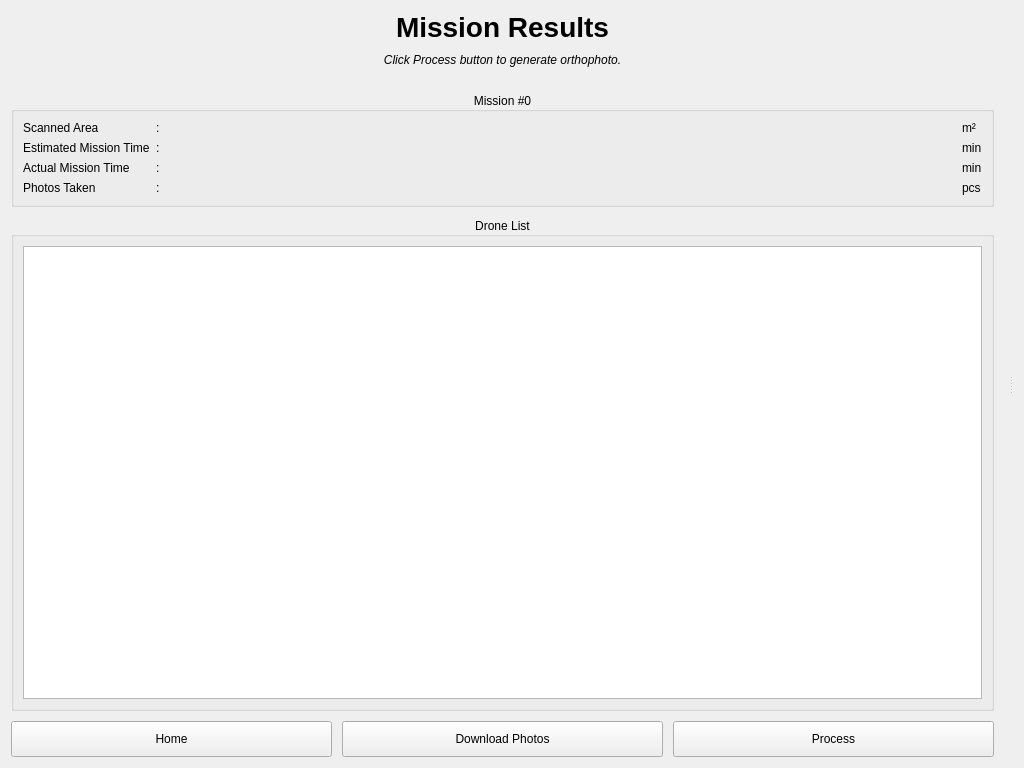
First picture: the form in UI/Postflight/post_design.ui, repository cmpe-DroneLab/GeoFly3D, before the edit.
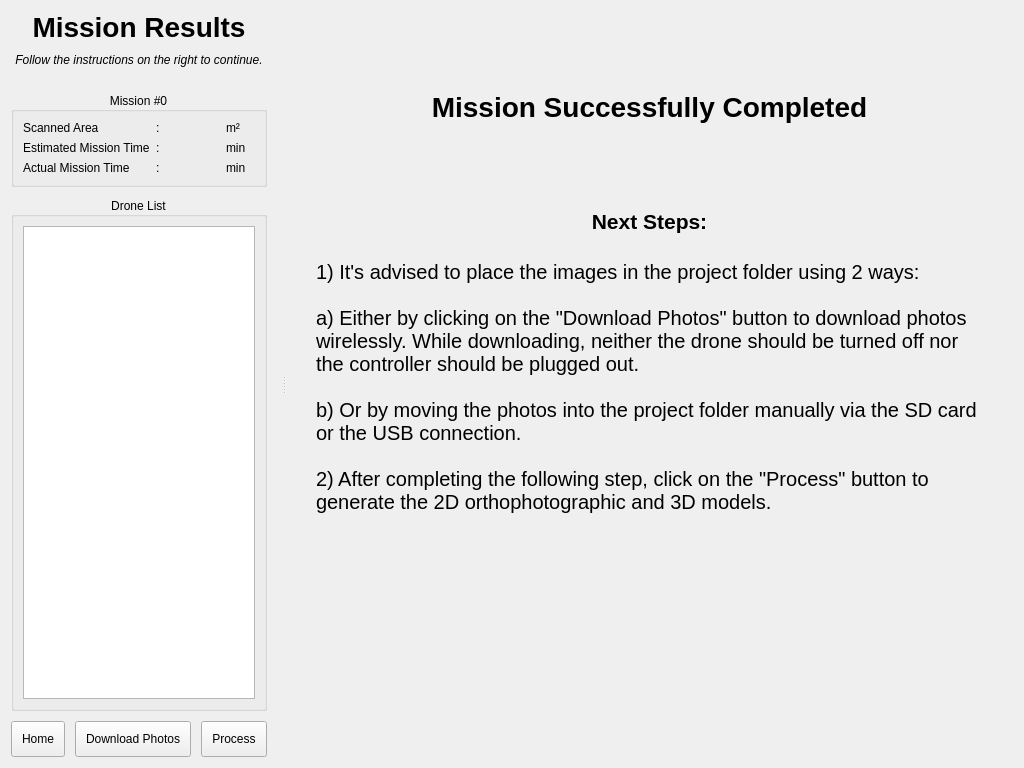
Second picture: the form after the edit. Icons and pictures are not drawn.

Commit message: - Improved Postflight Screen

What changed in the file:
```diff
--- a/UI/Postflight/post_design.ui
+++ b/UI/Postflight/post_design.ui
@@ -57,7 +57,7 @@
           </font>
          </property>
          <property name="text">
-          <string>Click Process button to generate orthophoto.</string>
+          <string>Follow the instructions on the right to continue.</string>
          </property>
          <property name="alignment">
           <set>Qt::AlignCenter</set>
@@ -88,38 +88,7 @@
          <property name="alignment">
           <set>Qt::AlignCenter</set>
          </property>
-         <layout class="QGridLayout" name="gridLayout" columnstretch="0,0,1,0">
-          <item row="4" column="3">
-           <widget class="QLabel" name="photos_taken_unit">
-            <property name="text">
-             <string>pcs</string>
-            </property>
-           </widget>
-          </item>
-          <item row="2" column="2">
-           <widget class="QLabel" name="actual_mission_time_value">
-            <property name="text">
-             <string/>
-            </property>
-            <property name="alignment">
-             <set>Qt::AlignRight|Qt::AlignTrailing|Qt::AlignVCenter</set>
-            </property>
-           </widget>
-          </item>
-          <item row="0" column="3">
-           <widget class="QLabel" name="scanned_area_unit">
-            <property name="text">
-             <string>m²</string>
-            </property>
-           </widget>
-          </item>
-          <item row="0" column="1">
-           <widget class="QLabel" name="colon_1">
-            <property name="text">
-             <string>:</string>
-            </property>
-           </widget>
-          </item>
+         <layout class="QGridLayout" name="gridLayout" columnstretch="0,0,0,0">
           <item row="0" column="2">
            <widget class="QLabel" name="scanned_area_value">
             <property name="text">
@@ -130,15 +99,15 @@
             </property>
            </widget>
           </item>
-          <item row="4" column="0">
-           <widget class="QLabel" name="photos_taken_label">
+          <item row="1" column="0">
+           <widget class="QLabel" name="estimated_mission_time_label">
             <property name="text">
-             <string>Photos Taken</string>
+             <string>Estimated Mission Time</string>
             </property>
            </widget>
           </item>
-          <item row="4" column="2">
-           <widget class="QLabel" name="photos_taken_value">
+          <item row="2" column="2">
+           <widget class="QLabel" name="actual_mission_time_value">
             <property name="text">
              <string/>
             </property>
@@ -154,13 +123,6 @@
             </property>
            </widget>
           </item>
-          <item row="0" column="0">
-           <widget class="QLabel" name="scanned_area_label">
-            <property name="text">
-             <string>Scanned Area</string>
-            </property>
-           </widget>
-          </item>
           <item row="2" column="0">
            <widget class="QLabel" name="actual_mission_time_label">
             <property name="text">
@@ -168,34 +130,6 @@
             </property>
            </widget>
           </item>
-          <item row="1" column="0">
-           <widget class="QLabel" name="estimated_mission_time_label">
-            <property name="text">
-             <string>Estimated Mission Time</string>
-            </property>
-           </widget>
-          </item>
-          <item row="1" column="1">
-           <widget class="QLabel" name="colon_2">
-            <property name="text">
-             <string>:</string>
-            </property>
-           </widget>
-          </item>
-          <item row="2" column="1">
-           <widget class="QLabel" name="colon_3">
-            <property name="text">
-             <string>:</string>
-            </property>
-           </widget>
-          </item>
-          <item row="4" column="1">
-           <widget class="QLabel" name="colon_4">
-            <property name="text">
-             <string>:</string>
-            </property>
-           </widget>
-          </item>
           <item row="1" column="2">
            <widget class="QLabel" name="estimated_mission_time_value">
             <property name="text">
@@ -206,6 +140,13 @@
             </property>
            </widget>
           </item>
+          <item row="1" column="1">
+           <widget class="QLabel" name="colon_2">
+            <property name="text">
+             <string>:</string>
+            </property>
+           </widget>
+          </item>
           <item row="1" column="3">
            <widget class="QLabel" name="estimated_mission_time_unit">
             <property name="text">
@@ -213,6 +154,34 @@
             </property>
            </widget>
           </item>
+          <item row="0" column="3">
+           <widget class="QLabel" name="scanned_area_unit">
+            <property name="text">
+             <string>m²</string>
+            </property>
+           </widget>
+          </item>
+          <item row="0" column="0">
+           <widget class="QLabel" name="scanned_area_label">
+            <property name="text">
+             <string>Scanned Area</string>
+            </property>
+           </widget>
+          </item>
+          <item row="0" column="1">
+           <widget class="QLabel" name="colon_1">
+            <property name="text">
+             <string>:</string>
+            </property>
+           </widget>
+          </item>
+          <item row="2" column="1">
+           <widget class="QLabel" name="colon_3">
+            <property name="text">
+             <string>:</string>
+            </property>
+           </widget>
+          </item>
          </layout>
         </widget>
        </item>
@@ -271,7 +240,137 @@
       </layout>
      </widget>
      <widget class="QWidget" name="layoutWidget">
-      <layout class="QVBoxLayout" name="v_lay_right"/>
+      <layout class="QVBoxLayout" name="v_lay_right" stretch="0,0,0,0,0,0,1">
+       <property name="leftMargin">
+        <number>30</number>
+       </property>
+       <property name="topMargin">
+        <number>50</number>
+       </property>
+       <property name="rightMargin">
+        <number>30</number>
+       </property>
+       <property name="bottomMargin">
+        <number>50</number>
+       </property>
+       <item>
+        <widget class="QLabel" name="label_2">
+         <property name="text">
+          <string/>
+         </property>
+         <property name="pixmap">
+          <pixmap>../Images/check.png</pixmap>
+         </property>
+         <property name="alignment">
+          <set>Qt::AlignCenter</set>
+         </property>
+        </widget>
+       </item>
+       <item>
+        <spacer name="verticalSpacer_2">
+         <property name="orientation">
+          <enum>Qt::Vertical</enum>
+         </property>
+         <property name="sizeType">
+          <enum>QSizePolicy::Fixed</enum>
+         </property>
+         <property name="sizeHint" stdset="0">
+          <size>
+           <width>20</width>
+           <height>10</height>
+          </size>
+         </property>
+        </spacer>
+       </item>
+       <item>
+        <widget class="QLabel" name="label">
+         <property name="font">
+          <font>
+           <pointsize>21</pointsize>
+           <bold>true</bold>
+          </font>
+         </property>
+         <property name="text">
+          <string>Mission Successfully Completed</string>
+         </property>
+         <property name="alignment">
+          <set>Qt::AlignCenter</set>
+         </property>
+        </widget>
+       </item>
+       <item>
+        <spacer name="verticalSpacer_3">
+         <property name="orientation">
+          <enum>Qt::Vertical</enum>
+         </property>
+         <property name="sizeType">
+          <enum>QSizePolicy::Fixed</enum>
+         </property>
+         <property name="sizeHint" stdset="0">
+          <size>
+           <width>20</width>
+           <height>80</height>
+          </size>
+         </property>
+        </spacer>
+       </item>
+       <item>
+        <widget class="QLabel" name="label_4">
+         <property name="font">
+          <font>
+           <pointsize>16</pointsize>
+           <bold>true</bold>
+          </font>
+         </property>
+         <property name="text">
+          <string>Next Steps:</string>
+         </property>
+         <property name="alignment">
+          <set>Qt::AlignCenter</set>
+         </property>
+        </widget>
+       </item>
+       <item>
+        <spacer name="verticalSpacer_4">
+         <property name="orientation">
+          <enum>Qt::Vertical</enum>
+         </property>
+         <property name="sizeType">
+          <enum>QSizePolicy::Fixed</enum>
+         </property>
+         <property name="sizeHint" stdset="0">
+          <size>
+           <width>20</width>
+           <height>20</height>
+          </size>
+         </property>
+        </spacer>
+       </item>
+       <item>
+        <widget class="QLabel" name="label_3">
+         <property name="font">
+          <font>
+           <pointsize>15</pointsize>
+          </font>
+         </property>
+         <property name="text">
+          <string>1) It's advised to place the images in the project folder using 2 ways:
+
+a) Either by clicking on the &quot;Download Photos&quot; button to download photos wirelessly. While downloading, neither the drone should be turned off nor the controller should be plugged out.
+
+b) Or by moving the photos into the project folder manually via the SD card or the USB connection.
+
+2) After completing the following step, click on the &quot;Process&quot; button to generate the 2D orthophotographic and 3D models.</string>
+         </property>
+         <property name="alignment">
+          <set>Qt::AlignLeading|Qt::AlignLeft|Qt::AlignTop</set>
+         </property>
+         <property name="wordWrap">
+          <bool>true</bool>
+         </property>
+        </widget>
+       </item>
+      </layout>
      </widget>
     </widget>
    </item>
```
The commit also changes 2 other files.
